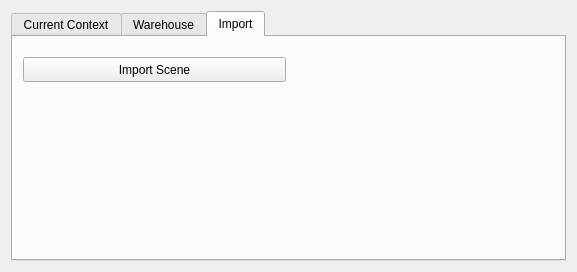
Qt form moveit_ros/moveit_rviz_plugin/src/ui/moveit_rviz_plugin_frame.ui (moveit/moveit) before a commit.
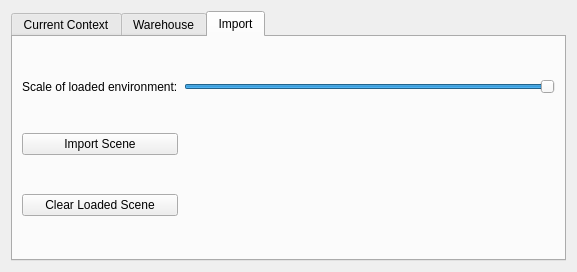
The same form after that commit. The open tabs and pages were chosen to show the change.

Diff of the .ui file:
```diff
--- a/moveit_ros/moveit_rviz_plugin/src/ui/moveit_rviz_plugin_frame.ui
+++ b/moveit_ros/moveit_rviz_plugin/src/ui/moveit_rviz_plugin_frame.ui
@@ -14,7 +14,7 @@
    <string>MoveIt! Planning Frame</string>
   </property>
   <layout class="QGridLayout" name="gridLayout_2">
-   <item row="1" column="0">
+   <item row="0" column="0">
     <widget class="QTabWidget" name="tabWidget">
      <property name="sizePolicy">
       <sizepolicy hsizetype="Expanding" vsizetype="Expanding">
@@ -310,19 +310,57 @@
       <attribute name="title">
        <string>Import</string>
       </attribute>
-      <widget class="QPushButton" name="import_scene_button">
-       <property name="geometry">
-        <rect>
-         <x>10</x>
-         <y>20</y>
-         <width>263</width>
-         <height>25</height>
-        </rect>
-       </property>
-       <property name="text">
-        <string>Import Scene</string>
-       </property>
-      </widget>
+      <layout class="QGridLayout" name="gridLayout_6">
+       <item row="1" column="1">
+        <widget class="QSlider" name="scene_scale">
+         <property name="minimumSize">
+          <size>
+           <width>160</width>
+           <height>0</height>
+          </size>
+         </property>
+         <property name="maximum">
+          <number>100</number>
+         </property>
+         <property name="value">
+          <number>100</number>
+         </property>
+         <property name="orientation">
+          <enum>Qt::Horizontal</enum>
+         </property>
+         <property name="invertedAppearance">
+          <bool>false</bool>
+         </property>
+         <property name="tickPosition">
+          <enum>QSlider::NoTicks</enum>
+         </property>
+         <property name="tickInterval">
+          <number>0</number>
+         </property>
+        </widget>
+       </item>
+       <item row="2" column="0">
+        <widget class="QPushButton" name="import_scene_button">
+         <property name="text">
+          <string>Import Scene</string>
+         </property>
+        </widget>
+       </item>
+       <item row="1" column="0">
+        <widget class="QLabel" name="label">
+         <property name="text">
+          <string>Scale of loaded environment:</string>
+         </property>
+        </widget>
+       </item>
+       <item row="3" column="0">
+        <widget class="QPushButton" name="clear_scene_button">
+         <property name="text">
+          <string>Clear Loaded Scene</string>
+         </property>
+        </widget>
+       </item>
+      </layout>
      </widget>
     </widget>
    </item>
```
